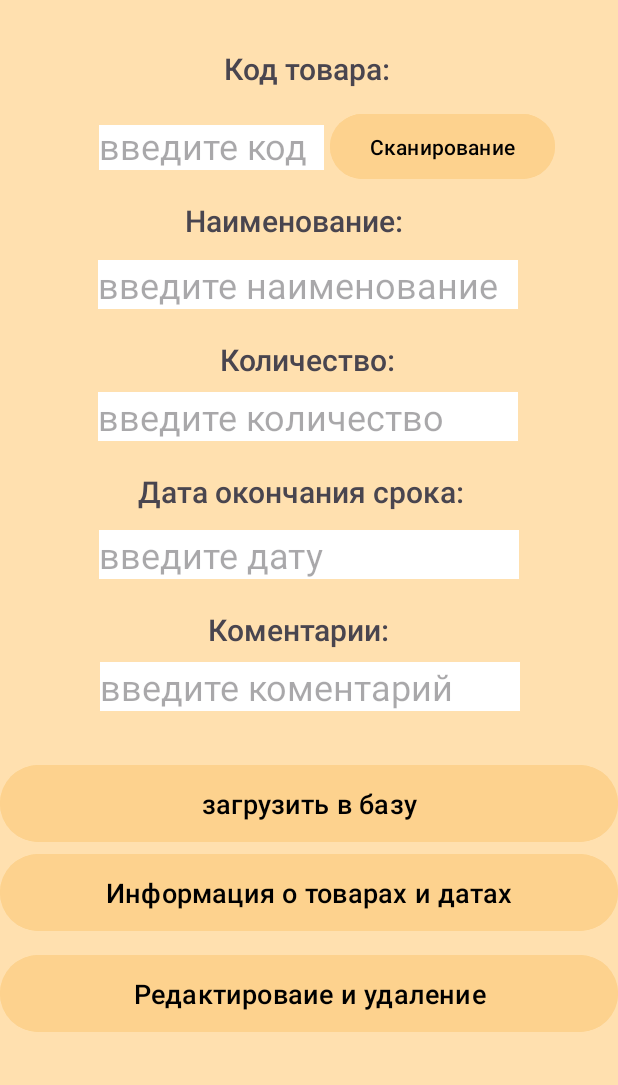
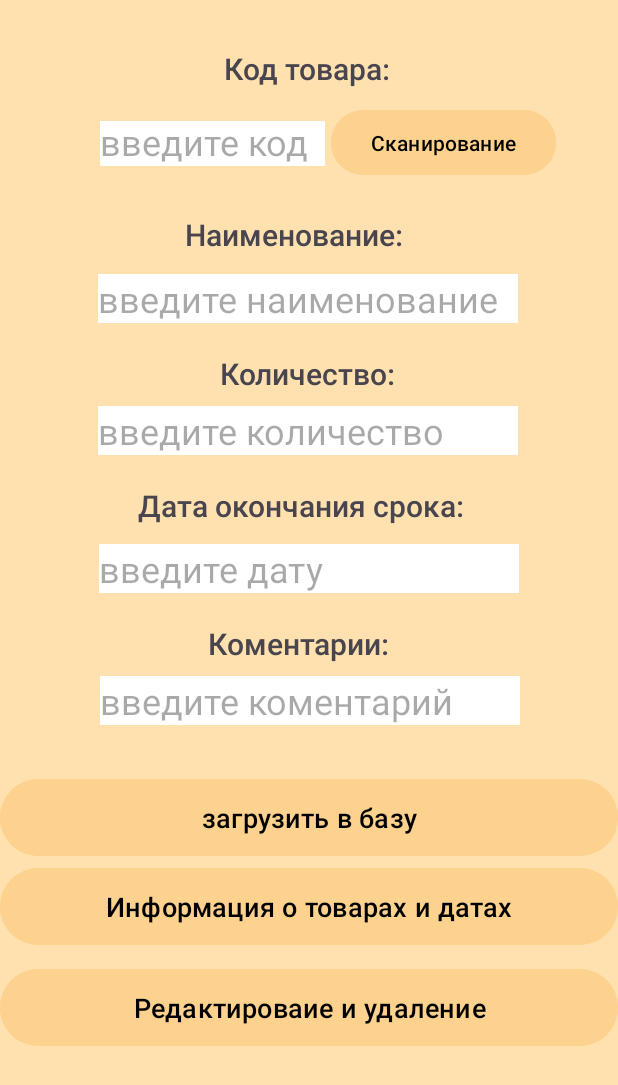
Before and after one commit to Lanskorot/ProSrok2, an Android app: the screen it shows after launch (MainActivity), on a phone screen of 412 x 824 dp. Shown: the top 1085 px of the screen. Run offline under Robolectric (Android 15) with nearby library versions, the phone set to English and light mode, and no system bars.

Commit message:
The transition error has been fixed

```diff
--- a/app/src/main/java/com/example/prosrok/MainActivity.java
+++ b/app/src/main/java/com/example/prosrok/MainActivity.java
@@ -23,8 +23,6 @@ import java.io.IOException;
 import java.text.SimpleDateFormat;
 import java.util.Date;
 import java.util.Locale;
-
-
 
 
 public class MainActivity extends AppCompatActivity {
@@ -113,7 +111,6 @@ public class MainActivity extends AppCompatActivity {
 
         jsonArray = loadDataFromPreferences();
 
-        // Ваш существующий код
         Intent intent = getIntent();
         if (intent != null) {
             String barcode = intent.getStringExtra("barcode");
@@ -166,13 +163,6 @@ public class MainActivity extends AppCompatActivity {
         Intent intent = new Intent(this, ScanActivity.class);
         startActivity(intent);
     }
-
-    public void startEditingAndDeleting(View v){
-        Intent intent = new Intent(this, editingAndDeleting.class);
-        startActivity(intent);
-
-    }
-
 
 
 
@@ -266,6 +256,12 @@ public class MainActivity extends AppCompatActivity {
         startActivity(intent);
     }
 
+    public void startEditingAndDeleting(View v) {
+        Intent intent = new Intent(this, editingAndDeleting.class);
+        intent.putExtra("jsonArray", jsonArray.toString());
+        startActivity(intent);
+    }
+
     public void show_scan(View v) {
         Intent intent = new Intent(this, ScanActivity.class);
         startActivity(intent);
@@ -294,6 +290,13 @@ public class MainActivity extends AppCompatActivity {
             e.printStackTrace();
             Toast.makeText(this, "Произошла ошибка при добавлении данных", Toast.LENGTH_SHORT).show();
         }
+        sendUpdatedArrayToEditingAndDeleting(jsonArray);
+    }
+
+    private void sendUpdatedArrayToEditingAndDeleting(JSONArray updatedArray) {
+        Intent intent = new Intent(this, editingAndDeleting.class);
+        intent.putExtra("jsonArray", updatedArray.toString());
+        startActivity(intent);
     }
 
     private void writeJsonToFile(String fileName, String json) {
--- a/app/src/main/java/com/example/prosrok/show_info.java
+++ b/app/src/main/java/com/example/prosrok/show_info.java
@@ -419,4 +419,10 @@ public class show_info extends AppCompatActivity {
 
         return new JSONArray(jsonValues);
     }
+
+    public void go_to_main(View view) {
+        // Ваш код для обработки нажатия кнопки и перехода к главному экрану
+        Intent intent = new Intent(this, MainActivity.class); // Замените MainActivity на класс вашей главной активности
+        startActivity(intent);
+    }
 }
--- a/app/src/main/res/layout/activity_main.xml
+++ b/app/src/main/res/layout/activity_main.xml
@@ -1,7 +1,14 @@
 <?xml version="1.0" encoding="utf-8"?>
-<androidx.constraintlayout.widget.ConstraintLayout xmlns:android="http://schemas.android.com/apk/res/android"
+<ScrollView
+    xmlns:android="http://schemas.android.com/apk/res/android"
     xmlns:app="http://schemas.android.com/apk/res-auto"
     xmlns:tools="http://schemas.android.com/tools"
+    android:layout_width="match_parent"
+    android:layout_height="match_parent"
+    android:background="@color/main"
+    tools:context=".MainActivity">
+
+    <androidx.constraintlayout.widget.ConstraintLayout
         android:layout_width="match_parent"
         android:layout_height="match_parent"
         android:background="@color/main"
@@ -20,6 +27,39 @@
             app:layout_constraintStart_toStartOf="parent"
             app:layout_constraintTop_toTopOf="parent" />
 
+        <LinearLayout
+            android:id="@+id/enter"
+            android:layout_width="324dp"
+            android:layout_height="55dp"
+            android:layout_marginTop="8dp"
+            android:orientation="horizontal"
+            app:layout_constraintEnd_toEndOf="parent"
+            app:layout_constraintHorizontal_bias="0.758"
+            app:layout_constraintStart_toStartOf="parent"
+            app:layout_constraintTop_toBottomOf="@+id/textView">
+
+            <EditText
+                android:id="@+id/editTextText6"
+                android:layout_width="150dp"
+                android:layout_height="30dp"
+                android:layout_marginTop="8dp"
+                android:background="#FFFFFF"
+                android:ems="10"
+                android:hint="@string/hint_code"
+                android:inputType="number"
+                android:textSize="24sp" />
+
+            <Button
+                android:id="@+id/btn_scan"
+                android:layout_width="150dp"
+                android:layout_height="51dp"
+                android:layout_marginStart="4dp"
+                android:layout_marginTop="2dp"
+                android:backgroundTint="@color/but_collor"
+                android:text="Сканирование"
+                android:textColor="#000000" />
+        </LinearLayout>
+
         <TextView
             android:id="@+id/textView2"
             android:layout_width="164dp"
@@ -31,7 +71,7 @@
             app:layout_constraintEnd_toEndOf="parent"
             app:layout_constraintHorizontal_bias="0.498"
             app:layout_constraintStart_toStartOf="parent"
-        app:layout_constraintTop_toBottomOf="@+id/editTextText6" />
+            app:layout_constraintTop_toBottomOf="@+id/enter" />
 
         <TextView
             android:id="@+id/textView3"
@@ -71,21 +111,6 @@
             app:layout_constraintStart_toStartOf="parent"
             app:layout_constraintTop_toBottomOf="@+id/editTextText4" />
 
-
-    <EditText
-        android:id="@+id/editTextText6"
-        android:layout_width="150dp"
-        android:layout_height="30dp"
-        android:layout_marginTop="24dp"
-        android:background="#FFFFFF"
-        android:ems="10"
-        android:hint="@string/hint_code"
-        android:inputType="number"
-        android:textSize="24sp"
-        app:layout_constraintEnd_toEndOf="parent"
-        app:layout_constraintHorizontal_bias="0.252"
-        app:layout_constraintStart_toStartOf="parent"
-        app:layout_constraintTop_toBottomOf="@+id/textView" />
 
         <EditText
             android:id="@+id/editTextText2"
@@ -175,18 +200,6 @@
 
 
         <Button
-        android:id="@+id/btn_scan"
-        android:layout_width="150dp"
-        android:layout_height="51dp"
-        android:layout_marginStart="4dp"
-        android:layout_marginTop="72dp"
-        android:backgroundTint="@color/but_collor"
-        android:text="Сканирование"
-        android:textColor="#000000"
-        app:layout_constraintStart_toEndOf="@+id/editTextText6"
-        app:layout_constraintTop_toTopOf="parent" />
-
-    <Button
             android:id="@+id/edition"
             android:layout_width="0dp"
             android:layout_height="59dp"
@@ -203,3 +216,4 @@
 
 
     </androidx.constraintlayout.widget.ConstraintLayout>
+</ScrollView>
```
Lines whose indentation alone changed are shown as unchanged.
